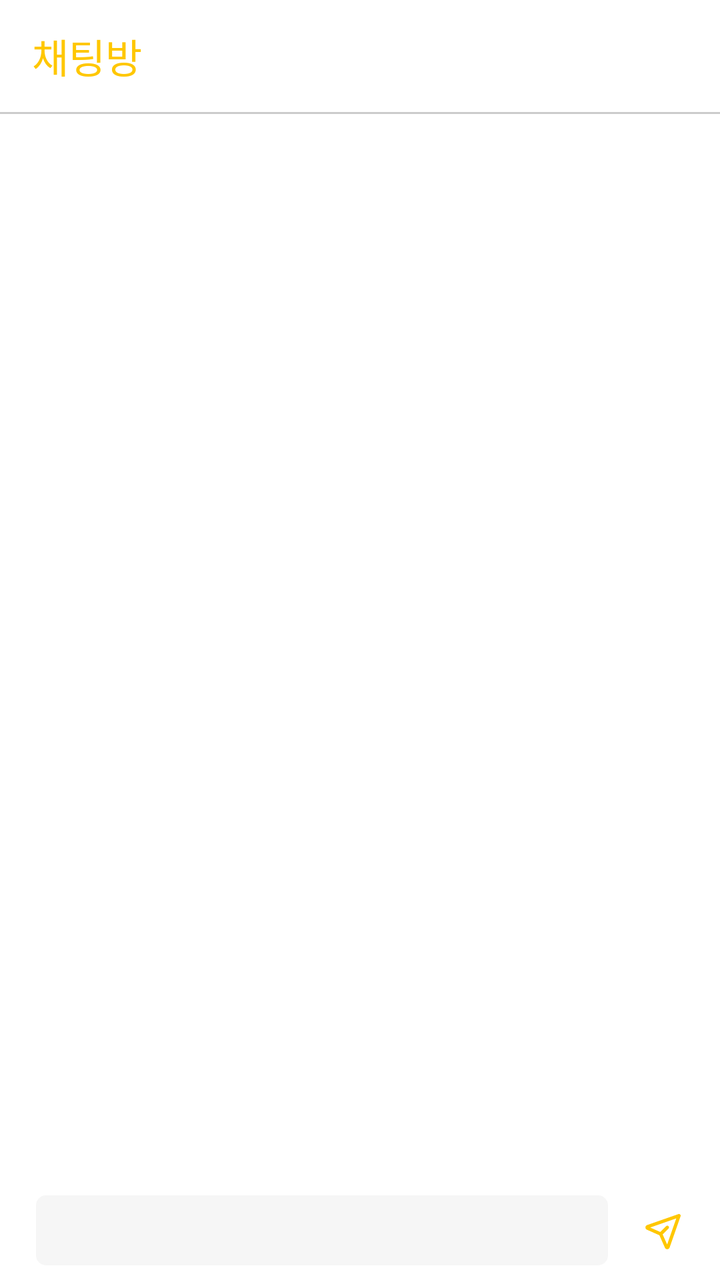
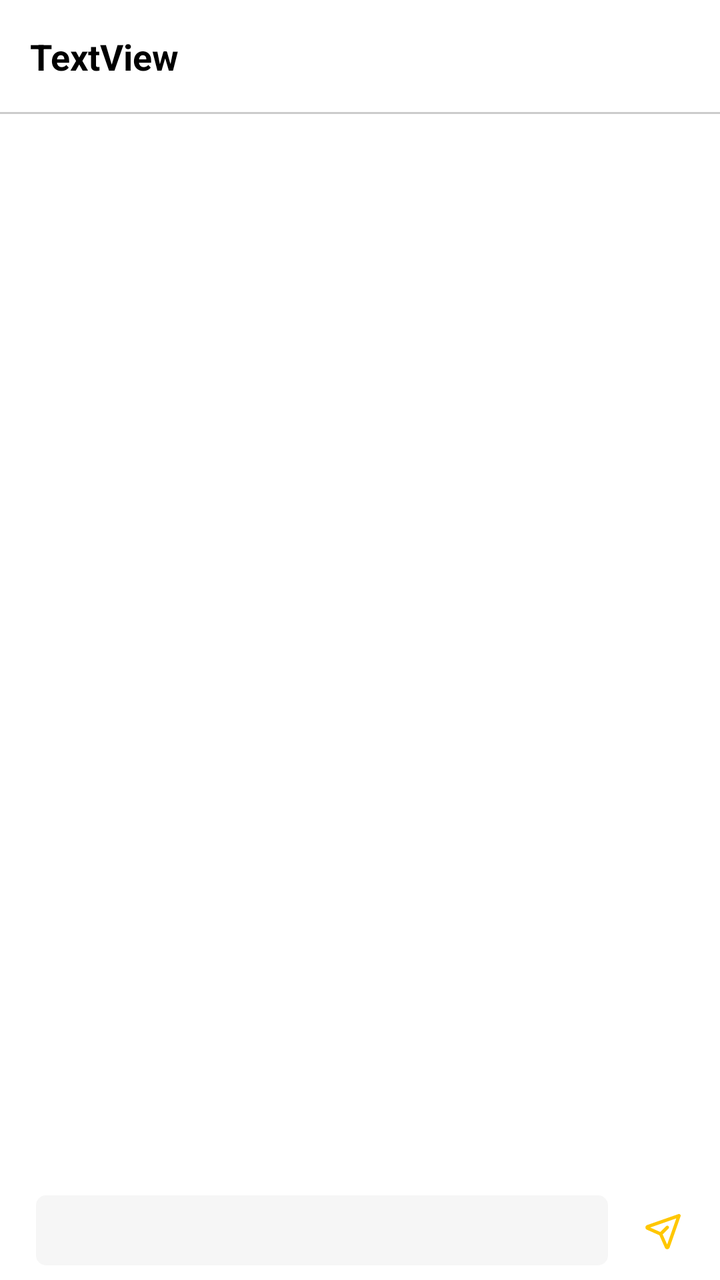

Two renders of the same Android screen: before a commit and after it. Below are the layout's source before the change and the commit's diff.
<!-- AndroidManifest.xml: application theme Theme.Team_On -->
<!-- res/layout/activity_chat.xml -->
<?xml version="1.0" encoding="utf-8"?>
<androidx.constraintlayout.widget.ConstraintLayout xmlns:android="http://schemas.android.com/apk/res/android"
    xmlns:app="http://schemas.android.com/apk/res-auto"
    xmlns:tools="http://schemas.android.com/tools"
    android:id="@+id/main"
    android:layout_width="match_parent"
    android:layout_height="match_parent"
    tools:context=".ActivityChat">

    <androidx.appcompat.widget.Toolbar
        android:id="@+id/chat_toolbar"
        android:layout_width="match_parent"
        android:layout_height="wrap_content"
        android:background="@color/white"
        android:minHeight="?attr/actionBarSize"
        android:theme="?attr/actionBarTheme"
        app:layout_constraintTop_toTopOf="parent"
        app:title="채팅방"
        app:titleTextColor="@color/yellow" />

    <View
        android:id="@+id/chat_view"
        android:layout_width="match_parent"
        android:layout_height="1dp"
        android:background="@color/gray"
        app:layout_constraintTop_toBottomOf="@+id/chat_toolbar"
        tools:layout_editor_absoluteX="0dp" />

    <androidx.recyclerview.widget.RecyclerView
        android:id="@+id/chat_rv"
        android:layout_width="match_parent"
        android:layout_height="0dp"
        app:layout_constraintBottom_toTopOf="@+id/chat_main_const"
        app:layout_constraintTop_toBottomOf="@+id/chat_view"
        tools:layout_editor_absoluteX="1dp" />

    <androidx.constraintlayout.widget.ConstraintLayout
        android:id="@+id/chat_main_const"
        android:layout_width="match_parent"
        android:layout_height="50dp"
        app:layout_constraintBottom_toBottomOf="parent"
        app:layout_constraintTop_toBottomOf="@+id/chat_rv"
        tools:layout_editor_absoluteX="0dp">

        <androidx.constraintlayout.widget.ConstraintLayout
            android:id="@+id/chat_const"
            android:layout_width="0dp"
            android:layout_height="35dp"
            android:layout_marginStart="18dp"
            android:layout_marginEnd="12dp"
            android:background="@drawable/radius_5_solid_f6"
            app:layout_constraintBottom_toBottomOf="parent"
            app:layout_constraintEnd_toStartOf="@+id/chat_btn_send"
            app:layout_constraintStart_toStartOf="parent"
            app:layout_constraintTop_toTopOf="parent">

            <EditText
                android:id="@+id/chat_edit"
                android:layout_width="0dp"
                android:layout_height="0dp"
                android:layout_marginStart="7dp"
                android:layout_marginTop="2dp"
                android:layout_marginEnd="7dp"
                android:layout_marginBottom="2dp"
                android:background="@android:color/transparent"
                android:ems="10"
                android:inputType="textMultiLine"
                android:scrollHorizontally="false"
                android:textSize="18sp"
                app:layout_constraintBottom_toBottomOf="parent"
                app:layout_constraintEnd_toEndOf="parent"
                app:layout_constraintStart_toStartOf="parent"
                app:layout_constraintTop_toTopOf="parent" />
        </androidx.constraintlayout.widget.ConstraintLayout>

        <ImageButton
            android:id="@+id/chat_btn_send"
            android:layout_width="32dp"
            android:layout_height="32dp"
            android:layout_marginEnd="12dp"
            android:background="@android:color/transparent"
            app:layout_constraintBottom_toBottomOf="@+id/chat_const"
            app:layout_constraintEnd_toEndOf="parent"
            app:layout_constraintTop_toTopOf="@+id/chat_const"
            app:srcCompat="@drawable/svg_chat_send" />

    </androidx.constraintlayout.widget.ConstraintLayout>
</androidx.constraintlayout.widget.ConstraintLayout>
<!-- resources referenced by this layout -->
<resources>
  <color name="gray">#CCCCCC</color>
  <color name="white">#FFFFFFFF</color>
  <color name="yellow">#FFC700</color>
  <!-- drawable radius_5_solid_f6 (drawable) -->
  <shape xmlns:android="http://schemas.android.com/apk/res/android">
      <corners android:radius="5dp"/>
      <solid android:color="#f6f6f6"/>
  </shape>
  <!-- drawable svg_chat_send (drawable) -->
  <vector xmlns:android="http://schemas.android.com/apk/res/android"
      android:width="20dp"
      android:height="20dp"
      android:viewportWidth="20"
      android:viewportHeight="20">
    <path
        android:pathData="M18.287,2.776C18.392,2.473 18.316,2.137 18.089,1.911C17.863,1.685 17.527,1.608 17.225,1.714L1.55,7.2C0.481,7.574 0.421,9.062 1.455,9.522L7.702,12.298L10.478,18.545C10.938,19.58 12.426,19.519 12.8,18.45L18.287,2.776ZM8.149,10.673L3.093,8.426L16.142,3.859L11.575,16.908L9.327,11.852L12.256,8.923C12.581,8.597 12.581,8.07 12.256,7.744C11.931,7.419 11.403,7.419 11.077,7.744L8.149,10.673Z"
        android:fillColor="#FFC700"
        android:fillType="evenOdd"/>
  </vector>
  <style name="Theme.Team_On" parent="Base.Theme.Team_On" />
  <style name="Base.Theme.Team_On" parent="Theme.AppCompat.DayNight.NoActionBar">
          <item name="android:windowLightStatusBar">true</item>
          <item name="android:windowBackground">@android:color/white</item>
          <item name="android:statusBarColor">@color/white</item>
          <item name="android:textColor">#000000</item>
      </style>
</resources>

<!-- the commit's change to res/layout/activity_chat.xml (unified diff, before → after) -->
@@ -15,7 +15,6 @@
         android:minHeight="?attr/actionBarSize"
         android:theme="?attr/actionBarTheme"
         app:layout_constraintTop_toTopOf="parent"
-        app:title="채팅방"
         app:titleTextColor="@color/yellow" />
 
     <View
@@ -85,4 +84,16 @@
             app:srcCompat="@drawable/svg_chat_send" />
 
     </androidx.constraintlayout.widget.ConstraintLayout>
+
+    <TextView
+        android:id="@+id/chat_text_nick"
+        android:layout_width="wrap_content"
+        android:layout_height="wrap_content"
+        android:layout_marginStart="15dp"
+        android:text="TextView"
+        android:textSize="18sp"
+        android:textStyle="bold"
+        app:layout_constraintBottom_toTopOf="@+id/chat_view"
+        app:layout_constraintStart_toStartOf="@+id/chat_toolbar"
+        app:layout_constraintTop_toTopOf="parent" />
 </androidx.constraintlayout.widget.ConstraintLayout>
